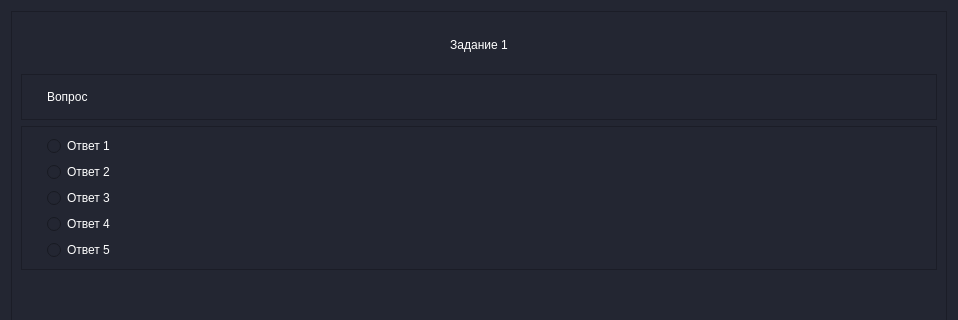
Old version of the form qt/test.ui in the repository Alexey-Nikolaevic-B/pokazuha; both pictures show x 0 to 958 and y 0 to 320 of the 958 by 776 pixel window.
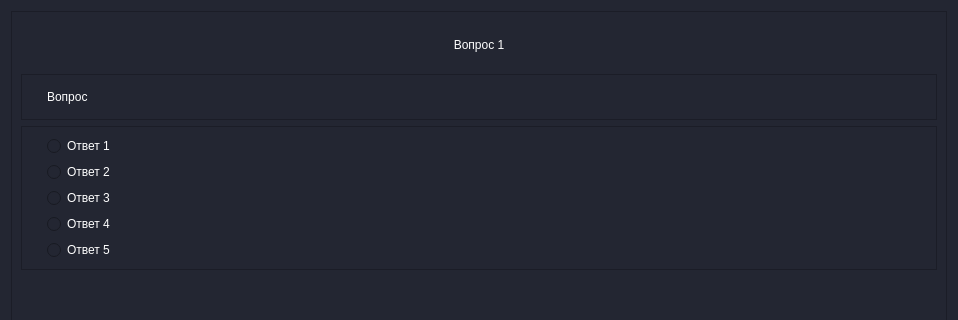
New version of the form.

Patch:
```diff
--- a/qt/test.ui
+++ b/qt/test.ui
@@ -33,7 +33,7 @@
 font: 20pt &quot;MS Shell Dlg 2&quot;;</string>
         </property>
         <property name="text">
-         <string>Задание 1</string>
+         <string>Вопрос 1</string>
         </property>
         <property name="alignment">
          <set>Qt::AlignCenter</set>
```
Left out of the diff: 18 changed lines with no effect on the pictures.
